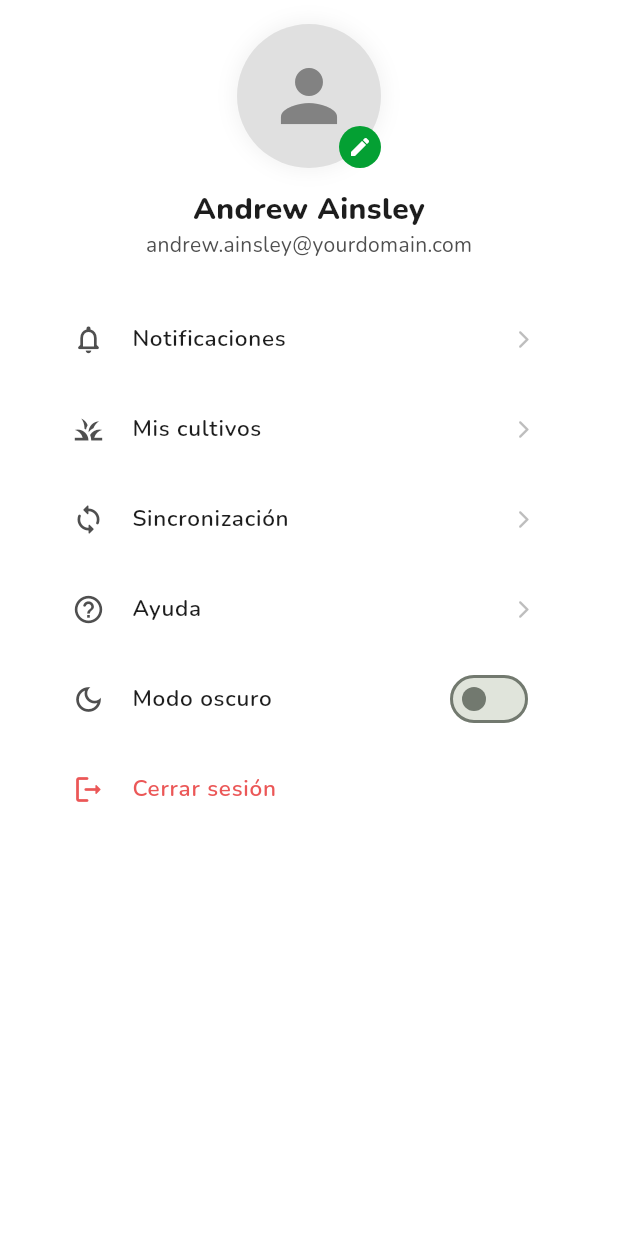
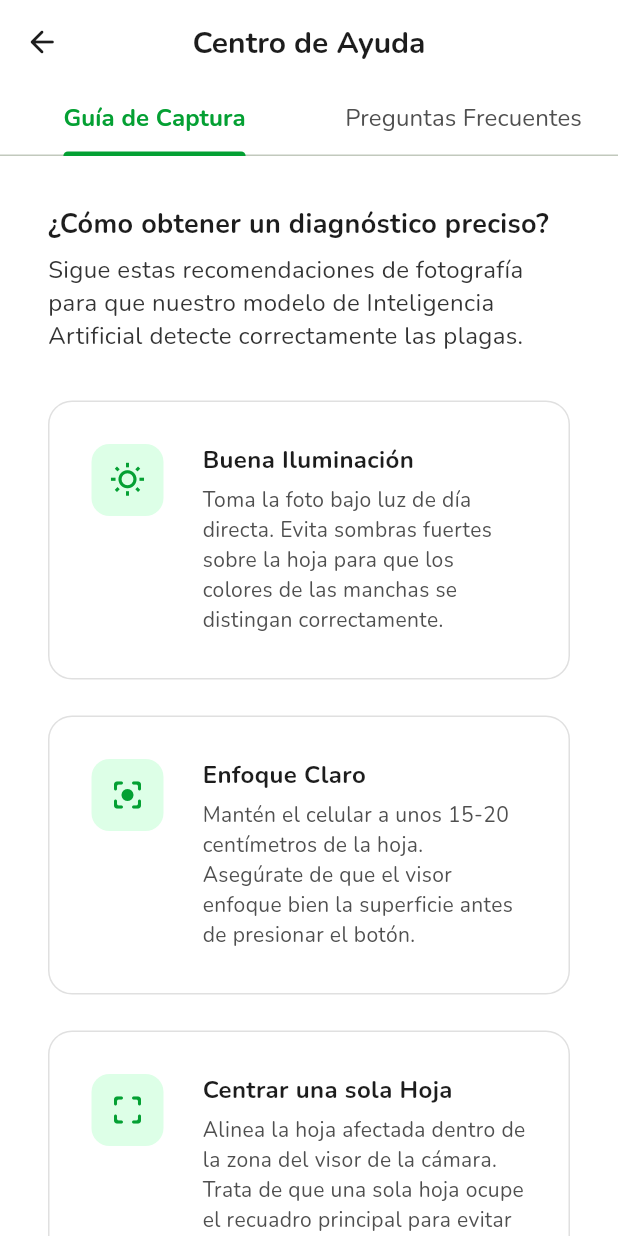
Before and after one commit to ayni-tesis/ayni_app, a Flutter app: the _AccountBody widget shown alone on an empty page, opened directly, after a tap on "Ayuda", on a phone screen of 412 x 824 dp. Run offline on Flutter 3.47's test engine with Material 3 defaults, Android fonts, the phone set to English and light mode, and no system bars; our stand-ins replace connectivity_plus, firebase_core, firebase_messaging, flutter_local_notifications, flutter_riverpod, google_fonts and 2 more; missing offline and left inert: tflite_flutter; accounts and stored records are empty.

Commit message:
Add Help screen and enhance Home screen
Introduce a new HelpScreen (capture guide + FAQ) and wire it into the Home UI. Update home_screen.dart to add imports and navigation for Pest Catalog, Notifications, Profile, Reports and Help; surface user/profile data and unread notification count via providers; hook logout to auth provider and reset diagnosis state. Improve offline mode handling, UI spacing/styles and small layout refactors. Remove the old DiagnoseCard widget (deleted).

```diff
--- /dev/null
+++ b/lib/features/home/presentation/screens/help_screen.dart
@@ -0,0 +1,246 @@
+import 'package:flutter/material.dart';
+import '../../../../core/constants/app_colors.dart';
+import '../../../../core/constants/app_spacing.dart';
+import '../../../../core/constants/app_text_styles.dart';
+
+class HelpScreen extends StatefulWidget {
+  const HelpScreen({super.key});
+
+  @override
+  State<HelpScreen> createState() => _HelpScreenState();
+}
+
+class _HelpScreenState extends State<HelpScreen> with SingleTickerProviderStateMixin {
+  late TabController _tabController;
+
+  @override
+  void initState() {
+    super.initState();
+    _tabController = TabController(length: 2, vsync: this);
+  }
+
+  @override
+  void dispose() {
+    _tabController.dispose();
+    super.dispose();
+  }
+
+  @override
+  Widget build(BuildContext context) {
+    return Scaffold(
+      backgroundColor: AppColors.white,
+      appBar: AppBar(
+        backgroundColor: AppColors.white,
+        elevation: 0,
+        leading: IconButton(
+          icon: const Icon(Icons.arrow_back_rounded, color: AppColors.black2),
+          onPressed: () => Navigator.of(context).pop(),
+        ),
+        title: Text(
+          'Centro de Ayuda',
+          style: AppTextStyles.heading6.copyWith(color: AppColors.black2),
+        ),
+        centerTitle: true,
+        bottom: TabBar(
+          controller: _tabController,
+          labelColor: AppColors.primary,
+          unselectedLabelColor: AppColors.gray2,
+          indicatorColor: AppColors.primary,
+          labelStyle: AppTextStyles.bodyBold,
+          unselectedLabelStyle: AppTextStyles.bodyRegular,
+          tabs: const [
+            Tab(text: 'Guía de Captura'),
+            Tab(text: 'Preguntas Frecuentes'),
+          ],
+        ),
+      ),
+      body: TabBarView(
+        controller: _tabController,
+        children: [
+          _buildCaptureGuideTab(),
+          _buildFaqTab(),
+        ],
+      ),
+    );
+  }
+
+  Widget _buildCaptureGuideTab() {
+    final steps = [
+      _GuideStep(
+        icon: Icons.wb_sunny_outlined,
+        title: 'Buena Iluminación',
+        description: 'Toma la foto bajo luz de día directa. Evita sombras fuertes sobre la hoja para que los colores de las manchas se distingan correctamente.',
+      ),
+      _GuideStep(
+        icon: Icons.center_focus_strong_rounded,
+        title: 'Enfoque Claro',
+        description: 'Mantén el celular a unos 15-20 centímetros de la hoja. Asegúrate de que el visor enfoque bien la superficie antes de presionar el botón.',
+      ),
+      _GuideStep(
+        icon: Icons.crop_free_rounded,
+        title: 'Centrar una sola Hoja',
+        description: 'Alinea la hoja afectada dentro de la zona del visor de la cámara. Trata de que una sola hoja ocupe el recuadro principal para evitar falsos positivos.',
+      ),
+      _GuideStep(
+        icon: Icons.clean_hands_outlined,
+        title: 'Evitar Obstrucciones',
+        description: 'No sostengas la hoja tapando las manchas con los dedos. Si es necesario, sujétala por el pecíolo (tallo de la hoja).',
+      ),
+    ];
+
+    return ListView(
+      padding: const EdgeInsets.all(AppSpacing.s4),
+      children: [
+        Text(
+          '¿Cómo obtener un diagnóstico preciso?',
+          style: AppTextStyles.bodyBold.copyWith(color: AppColors.black2, fontSize: 18),
+        ),
+        const SizedBox(height: 8),
+        Text(
+          'Sigue estas recomendaciones de fotografía para que nuestro modelo de Inteligencia Artificial detecte correctamente las plagas.',
+          style: AppTextStyles.bodyRegular.copyWith(color: AppColors.gray1, height: 1.4),
+        ),
+        const SizedBox(height: AppSpacing.s4),
+        ...steps.map((step) => _buildGuideStepCard(step)),
+        const SizedBox(height: AppSpacing.s4),
+      ],
+    );
+  }
+
+  Widget _buildGuideStepCard(_GuideStep step) {
+    return Container(
+      margin: const EdgeInsets.only(bottom: AppSpacing.s3),
+      padding: const EdgeInsets.all(AppSpacing.s3 + 4),
+      decoration: BoxDecoration(
+        color: AppColors.white,
+        borderRadius: BorderRadius.circular(16),
+        border: Border.all(color: AppColors.gray5),
+      ),
+      child: Row(
+        crossAxisAlignment: CrossAxisAlignment.start,
+        children: [
+          Container(
+            padding: const EdgeInsets.all(12),
+            decoration: BoxDecoration(
+              color: AppColors.secondary,
+              borderRadius: BorderRadius.circular(12),
+            ),
+            child: Icon(step.icon, color: AppColors.primary, size: 24),
+          ),
+          const SizedBox(width: AppSpacing.s3 + 2),
+          Expanded(
+            child: Column(
+              crossAxisAlignment: CrossAxisAlignment.start,
+              children: [
+                Text(
+                  step.title,
+                  style: AppTextStyles.bodyBold.copyWith(color: AppColors.black2, fontSize: 16),
+                ),
+                const SizedBox(height: 6),
+                Text(
+                  step.description,
+                  style: AppTextStyles.smallTextRegular.copyWith(color: AppColors.gray2, height: 1.4),
+                ),
+              ],
+            ),
+          ),
+        ],
+      ),
+    );
+  }
+
+  Widget _buildFaqTab() {
+    final faqs = [
+      _FaqItem(
+        question: '¿Cómo funciona el diagnóstico sin conexión (Offline)?',
+        answer: 'Cuando no tienes internet, AYNI procesa la fotografía directamente en tu dispositivo usando un modelo local optimizado (TFLite). El diagnóstico toma pocos segundos y los resultados se guardan en el historial del celular de forma segura.',
+      ),
+      _FaqItem(
+        question: '¿Cuándo se sincronizan mis diagnósticos con el servidor?',
+        answer: 'El sistema monitorea tu conexión en segundo plano. Apenas recuperes acceso a internet, todos los análisis tomados en modo offline se subirán automáticamente a los servidores de AYNI para habilitar el reporte consolidado de tu finca.',
+      ),
+      _FaqItem(
+        question: '¿Qué significan los niveles de severidad?',
+        answer: '• Leve (<25%): Infección inicial. Se controla fácilmente retirando las hojas.\n• Moderada (<50%): Manchas notorias. Requiere ventilación y caldos minerales.\n• Alta (<75%): Propagación media. Requiere fungicidas preventivos.\n• Crítica (>=75%): Defoliación inminente. Requiere acción química de inmediato.',
+      ),
+      _FaqItem(
+        question: '¿Cómo puedo exportar mis reportes?',
+        answer: 'Ve a la opción "Reportes" en tu cuenta. Allí podrás generar un archivo CSV (apropiado para Excel) con todo el historial de diagnósticos o un reporte ejecutivo en formato PDF para visualizar y compartir.',
+      ),
+    ];
+
+    return ListView(
+      padding: const EdgeInsets.all(AppSpacing.s4),
+      children: [
+        Text(
+          'Preguntas Frecuentes',
+          style: AppTextStyles.bodyBold.copyWith(color: AppColors.black2, fontSize: 18),
+        ),
+        const SizedBox(height: 8),
+        Text(
+          'Encuentra respuestas rápidas sobre el funcionamiento de la aplicación en el campo.',
+          style: AppTextStyles.bodyRegular.copyWith(color: AppColors.gray1, height: 1.4),
+        ),
+        const SizedBox(height: AppSpacing.s4),
+        ...faqs.map((faq) => _buildFaqTile(faq)),
+        const SizedBox(height: AppSpacing.s4),
+      ],
+    );
+  }
+
+  Widget _buildFaqTile(_FaqItem faq) {
+    return Container(
+      margin: const EdgeInsets.only(bottom: AppSpacing.s3),
+      decoration: BoxDecoration(
+        color: AppColors.white,
+        borderRadius: BorderRadius.circular(16),
+        border: Border.all(color: AppColors.gray5),
+      ),
+      child: ExpansionTile(
+        shape: const Border(),
+        title: Text(
+          faq.question,
+          style: AppTextStyles.bodyBold.copyWith(color: AppColors.black2, fontSize: 15),
+        ),
+        childrenPadding: const EdgeInsets.all(AppSpacing.s3 + 4).copyWith(top: 0),
+        expandedAlignment: Alignment.topLeft,
+        textColor: AppColors.primary,
+        iconColor: AppColors.primary,
+        children: [
+          const Divider(color: AppColors.gray5),
+          const SizedBox(height: 6),
+          Text(
+            faq.answer,
+            style: AppTextStyles.bodyRegular.copyWith(
+              color: AppColors.gray1,
+              height: 1.4,
+              fontSize: 14,
+            ),
+          ),
+        ],
+      ),
+    );
+  }
+}
+
+class _GuideStep {
+  final IconData icon;
+  final String title;
+  final String description;
+
+  const _GuideStep({
+    required this.icon,
+    required this.title,
+    required this.description,
+  });
+}
+
+class _FaqItem {
+  final String question;
+  final String answer;
+
+  const _FaqItem({
+    required this.question,
+    required this.answer,
+  });
+}
```
Also changed, not shown: lib/features/home/presentation/screens/home_screen.dart (+204 -178 lines).
